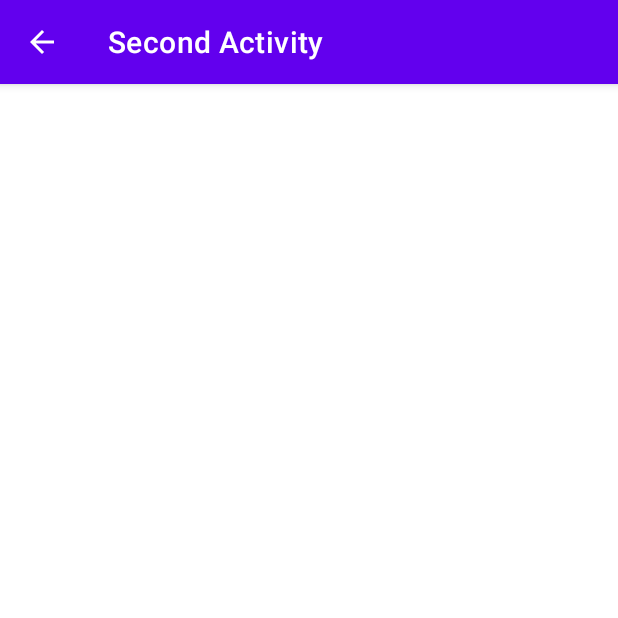
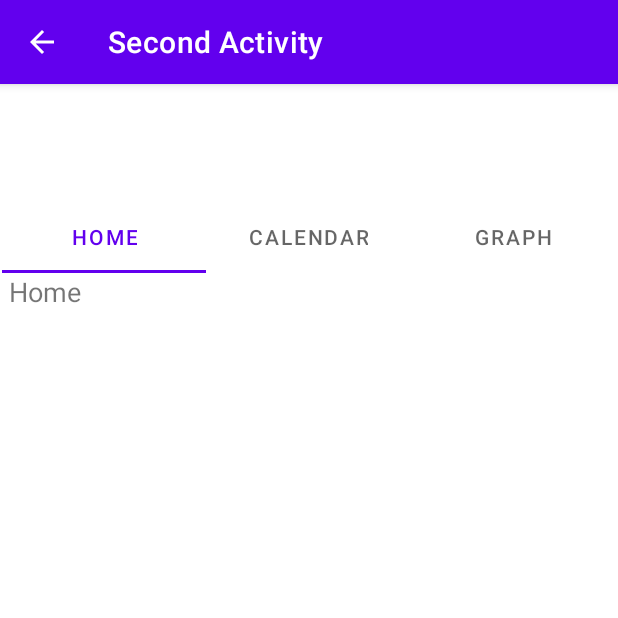
Before and after one commit to GeMath18/Baby_Manager, an Android app: the SecondActivity screen opened directly, with no data from a screen before it, on a phone screen of 412 x 824 dp, the top half of it. Run offline under Robolectric (Android 15) with nearby library versions, the phone set to English and light mode, and no system bars.

Commit message:
navigation is working, need to fix some styling

```diff
--- a/app/build.gradle
+++ b/app/build.gradle
@@ -33,6 +33,7 @@ dependencies {
     implementation 'androidx.appcompat:appcompat:1.2.0'
     implementation 'com.google.android.material:material:1.2.1'
     implementation 'androidx.constraintlayout:constraintlayout:2.0.4'
+    implementation 'androidx.legacy:legacy-support-v4:1.0.0'
     testImplementation 'junit:junit:4.+'
     androidTestImplementation 'androidx.test.ext:junit:1.1.2'
     androidTestImplementation 'androidx.test.espresso:espresso-core:3.3.0'
--- /dev/null
+++ b/app/src/main/java/com/example/babymanager/CalendarFragment.java
@@ -0,0 +1,34 @@
+package com.example.babymanager;
+
+import android.os.Bundle;
+
+import androidx.fragment.app.Fragment;
+
+import android.view.LayoutInflater;
+import android.view.View;
+import android.view.ViewGroup;
+
+
+public class CalendarFragment extends Fragment {
+
+
+
+    public CalendarFragment() {
+        // Required empty public constructor
+    }
+
+
+
+    @Override
+    public void onCreate(Bundle savedInstanceState) {
+        super.onCreate(savedInstanceState);
+
+    }
+
+    @Override
+    public View onCreateView(LayoutInflater inflater, ViewGroup container,
+                             Bundle savedInstanceState) {
+        // Inflate the layout for this fragment
+        return inflater.inflate(R.layout.fragment_calendar, container, false);
+    }
+}
--- /dev/null
+++ b/app/src/main/java/com/example/babymanager/HomeFragment.java
@@ -0,0 +1,34 @@
+package com.example.babymanager;
+
+import android.os.Bundle;
+
+import androidx.fragment.app.Fragment;
+
+import android.view.LayoutInflater;
+import android.view.View;
+import android.view.ViewGroup;
+
+
+public class HomeFragment extends Fragment {
+
+
+
+    public HomeFragment() {
+        // Required empty public constructor
+    }
+
+
+
+    @Override
+    public void onCreate(Bundle savedInstanceState) {
+        super.onCreate(savedInstanceState);
+
+    }
+
+    @Override
+    public View onCreateView(LayoutInflater inflater, ViewGroup container,
+                             Bundle savedInstanceState) {
+        // Inflate the layout for this fragment
+        return inflater.inflate(R.layout.fragment_home, container, false);
+    }
+}
--- /dev/null
+++ b/app/src/main/java/com/example/babymanager/PagerAdapter.java
@@ -0,0 +1,36 @@
+package com.example.babymanager;
+
+import androidx.annotation.NonNull;
+import androidx.fragment.app.Fragment;
+import androidx.fragment.app.FragmentManager;
+import androidx.fragment.app.FragmentStatePagerAdapter;
+
+public class PagerAdapter extends FragmentStatePagerAdapter {
+
+    private int numOfTabs;
+
+    public PagerAdapter(FragmentManager fm, int numOfTabs) {
+        super(fm);
+        this.numOfTabs = numOfTabs;
+    }
+    @NonNull
+    @Override
+    public Fragment getItem(int position) {
+
+        switch (position) {
+            case 0:
+                return new HomeFragment();
+            case 1:
+                return new CalendarFragment();
+            case 2:
+                return new GraphFragment();
+            default:
+                return null;
+        }
+    }
+
+    @Override
+    public int getCount() {
+        return numOfTabs;
+    }
+}
--- a/app/src/main/java/com/example/babymanager/SecondActivity.java
+++ b/app/src/main/java/com/example/babymanager/SecondActivity.java
@@ -2,10 +2,14 @@ package com.example.babymanager;
 
 import androidx.appcompat.app.ActionBar;
 import androidx.appcompat.app.AppCompatActivity;
+import androidx.viewpager.widget.ViewPager;
 
 import android.content.Intent;
 import android.os.Bundle;
 import android.widget.TextView;
+
+import com.google.android.material.tabs.TabItem;
+import com.google.android.material.tabs.TabLayout;
 
 public class SecondActivity extends AppCompatActivity {
 
@@ -28,5 +32,33 @@ public class SecondActivity extends AppCompatActivity {
 
         mResult.setText(name);
 
+        //To Create TabLayout
+        TabLayout tabLayout = findViewById(R.id.tabBar);
+        TabItem tabHome = findViewById(R.id.tabHome);
+        TabItem tabCalendar = findViewById(R.id.tabCalendar);
+        TabItem tabGraph = findViewById(R.id.tabGraph);
+        ViewPager viewPager = findViewById(R.id.viewPager);
+
+        PagerAdapter pagerAdapter = new PagerAdapter(getSupportFragmentManager(), tabLayout.getTabCount());
+
+        viewPager.setAdapter(pagerAdapter);
+
+        tabLayout.addOnTabSelectedListener(new TabLayout.OnTabSelectedListener() {
+            @Override
+            public void onTabSelected(TabLayout.Tab tab) {
+                viewPager.setCurrentItem(tab.getPosition());
+            }
+
+            @Override
+            public void onTabUnselected(TabLayout.Tab tab) {
+
+            }
+
+            @Override
+            public void onTabReselected(TabLayout.Tab tab) {
+
+            }
+        });
+
     }
 }
--- a/app/src/main/res/layout/activity_second.xml
+++ b/app/src/main/res/layout/activity_second.xml
@@ -12,10 +12,51 @@
         android:layout_width="wrap_content"
         android:layout_height="wrap_content"
         android:layout_marginStart="16dp"
-        android:layout_marginTop="28dp"
+        android:layout_marginTop="16dp"
         android:text="@string/empty_text"
         android:textSize="18sp"
         android:textStyle="bold"
         app:layout_constraintStart_toStartOf="parent"
         app:layout_constraintTop_toTopOf="parent" />
+
+    <com.google.android.material.tabs.TabLayout
+        android:id="@+id/tabBar"
+        android:layout_width="0dp"
+        android:layout_height="wrap_content"
+        android:layout_marginStart="1dp"
+        android:layout_marginEnd="1dp"
+        app:layout_constraintBottom_toTopOf="@+id/viewPager"
+        app:layout_constraintEnd_toEndOf="parent"
+        app:layout_constraintHorizontal_bias="0.0"
+        app:layout_constraintStart_toStartOf="parent">
+
+        <com.google.android.material.tabs.TabItem
+            android:id="@+id/tabHome"
+            android:layout_width="wrap_content"
+            android:layout_height="wrap_content"
+            android:text="@string/home_text" />
+
+        <com.google.android.material.tabs.TabItem
+            android:id="@+id/tabCalendar"
+            android:layout_width="wrap_content"
+            android:layout_height="wrap_content"
+            android:text="@string/calendar_text" />
+
+        <com.google.android.material.tabs.TabItem
+            android:id="@+id/tabGraph"
+            android:layout_width="wrap_content"
+            android:layout_height="wrap_content"
+            android:text="@string/graph_text" />
+    </com.google.android.material.tabs.TabLayout>
+
+    <androidx.viewpager.widget.ViewPager
+        android:id="@+id/viewPager"
+        android:layout_width="406dp"
+        android:layout_height="642dp"
+        app:layout_constraintBottom_toBottomOf="parent"
+        app:layout_constraintEnd_toEndOf="parent"
+        app:layout_constraintHorizontal_bias="1.0"
+        app:layout_constraintStart_toStartOf="parent"
+        app:layout_constraintTop_toTopOf="parent"
+        app:layout_constraintVertical_bias="1.0" />
 </androidx.constraintlayout.widget.ConstraintLayout>
--- /dev/null
+++ b/app/src/main/res/layout/fragment_home.xml
@@ -0,0 +1,14 @@
+<?xml version="1.0" encoding="utf-8"?>
+<FrameLayout xmlns:android="http://schemas.android.com/apk/res/android"
+    xmlns:tools="http://schemas.android.com/tools"
+    android:layout_width="match_parent"
+    android:layout_height="match_parent"
+    tools:context=".HomeFragment">
+
+    <TextView
+        android:id="@+id/home_textView"
+        android:layout_width="wrap_content"
+        android:layout_height="wrap_content"
+        android:text="@string/home_textview"
+        android:textSize="18sp" />
+</FrameLayout>
--- a/app/src/main/res/values/strings.xml
+++ b/app/src/main/res/values/strings.xml
@@ -11,6 +11,9 @@
     <string name="save_text">Save</string>
     <string name="string_save_text">Save</string>
     <string name="empty_text">text</string>
+    <string name="home_text">Home</string>
+    <string name="calendar_text">Calendar</string>
+    <string name="graph_text">Graph</string>
 
     <string-array name="labels_array">
         <item>-</item>
@@ -23,6 +26,11 @@
         <item>Dad</item>
         <item>Relative</item>
     </string-array>
+    <!-- TODO: Remove or change this placeholder text -->
+    <string name="hello_blank_fragment">Hello blank fragment</string>
+    <string name="home_textview">Home</string>
+    <string name="calendar_textview">Calendar</string>
+    <string name="graph_textview">Graph</string>
 
 
 </resources>
```
Also changed, not shown: app/src/main/java/com/example/babymanager/GraphFragment.java (added, +33 -0 lines), app/src/main/res/layout/fragment_calendar.xml (added, +14 -0 lines), app/src/main/res/layout/fragment_graph.xml (added, +14 -0 lines).
